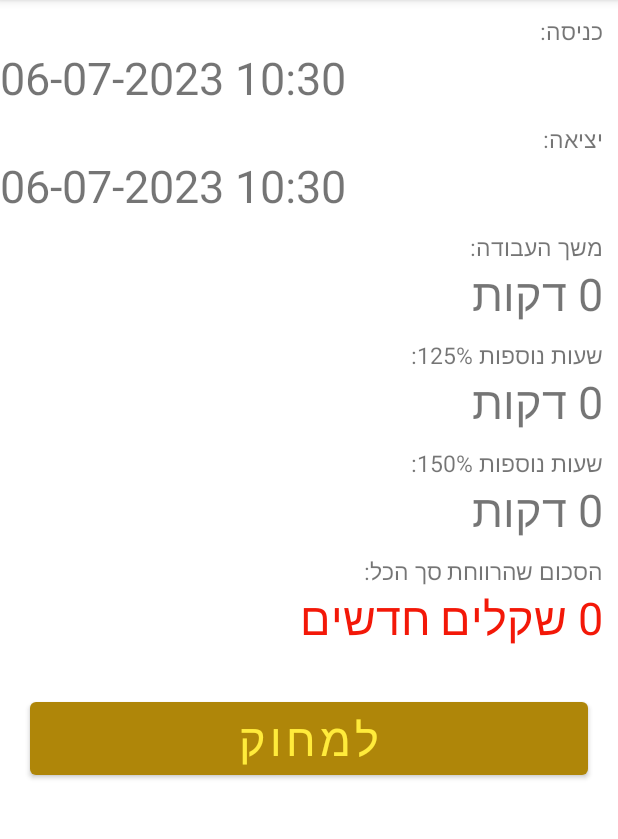
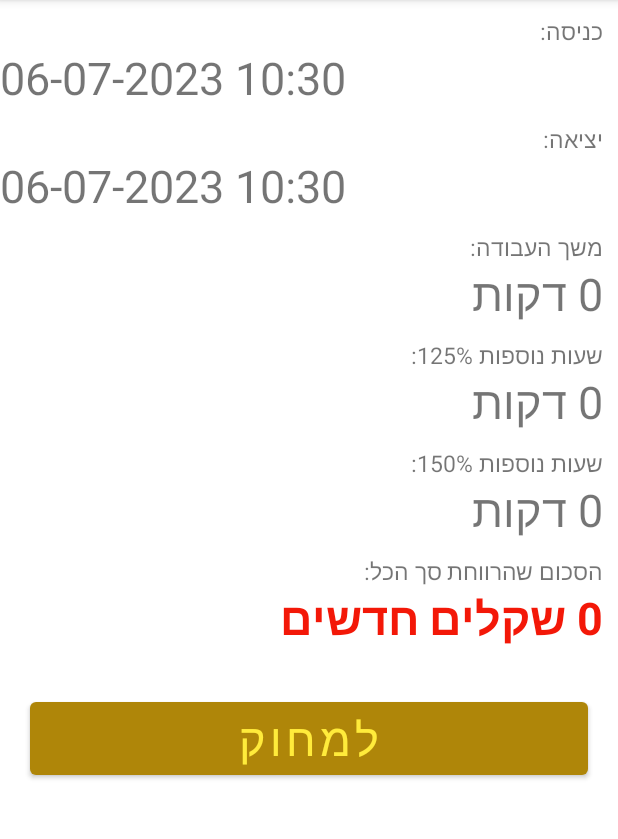
Before and after one commit to DavidKahana/HoursWork_Project, an Android app: the ActionToItem screen opened directly, with no data from a screen before it, on a phone screen of 412 x 824 dp, the part 84-923 px from its top. Run offline under Robolectric (Android 15) with nearby library versions, the phone set to English and light mode, and no system bars; 3 statements that could not run were skipped.

Commit message:
43 day - fifth update

```diff
--- a/app/src/main/res/layout/activity_action_to_item.xml
+++ b/app/src/main/res/layout/activity_action_to_item.xml
@@ -154,6 +154,7 @@
         android:id="@+id/tvItemSalary"
         android:textSize="30sp"
         android:text="הסכום שהרווחת סך הכל: "
+        android:textStyle="bold"
         android:textColor="#F31808"
         android:layout_marginRight="10dp"
         android:layout_marginBottom="10dp"/>
--- a/app/src/main/res/layout/activity_monthly_summary.xml
+++ b/app/src/main/res/layout/activity_monthly_summary.xml
@@ -63,7 +63,7 @@
                 android:layout_height="wrap_content"
                 android:id="@+id/tvMonthTotalHours"
                 android:textSize="15sp"
-                android:text="כך הכל שעות עבודה בחודש זה:"
+                android:text="סך הכל שעות עבודה בחודש זה:"
                 android:layout_marginRight="10dp"/>
             <TextView
                 android:layout_width="match_parent"
```
